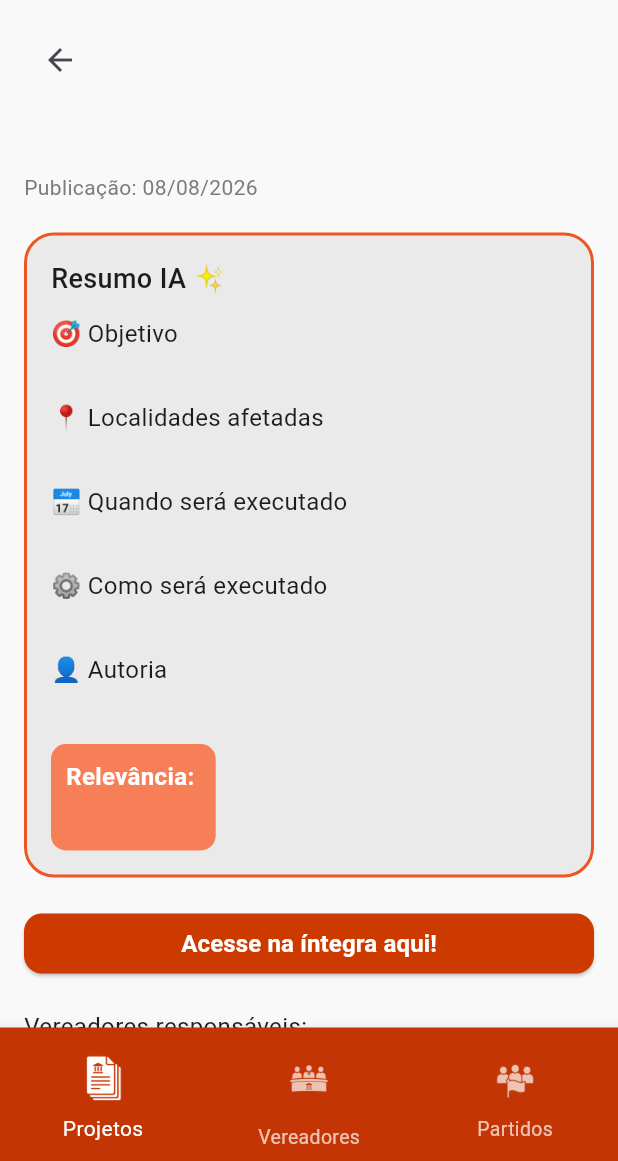
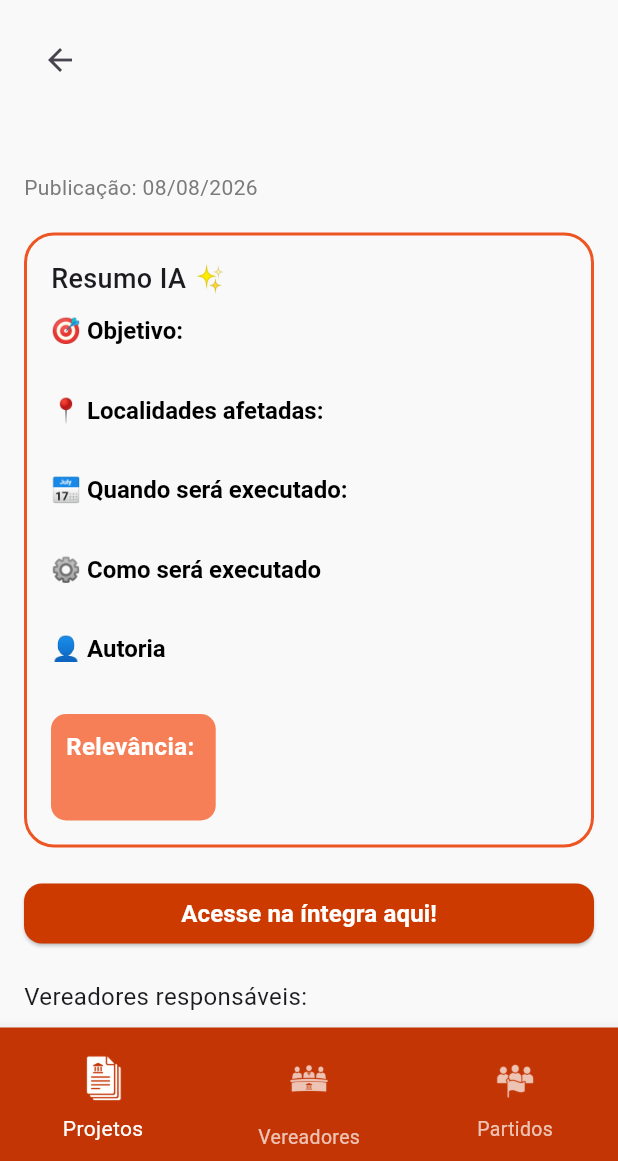
Before and after one commit to antonitsm/pi3_grupo1, a Flutter app: the ProjetoDetalhePage screen opened directly with empty values, on a phone screen of 412 x 824 dp, the part 75-1236 px from its top. Run offline on Flutter 3.47's test engine with Material 3 defaults, Android fonts, the phone set to English and light mode, and no system bars; our stand-ins replace firebase_core, firebase_messaging; accounts and stored records are empty; network calls fail.

Commit message:
+alterações

```diff
--- a/frontend/lib/paginas/partido.dart
+++ b/frontend/lib/paginas/partido.dart
@@ -94,7 +94,19 @@ class _PartidosPageState extends State<PartidosPage> {
           // TÍTULO
           const Center(child: Text("Partidos", style: AppTextStyles.pageTitle)),
 
-          const SizedBox(height: 28),
+          const SizedBox(height: 4),
+
+          const Text(
+                  "Partidos representados atualmente",
+                  textAlign: TextAlign.center,
+                  style: TextStyle(
+                    fontSize: 15,
+                    color: Color(0xFF555555),
+                    fontWeight: FontWeight.w400,
+                  ),
+                ),
+
+          const SizedBox(height: 15),
 
           // FILTRO + BUSCA
           Padding(
--- a/frontend/lib/paginas/vereadores.dart
+++ b/frontend/lib/paginas/vereadores.dart
@@ -79,7 +79,19 @@ class _VereadoresPageState extends State<VereadoresPage> {
           // TÍTULO
           const Text("Vereadores", style: AppTextStyles.pageTitle),
 
-          const SizedBox(height: 20),
+          const SizedBox(height: 4),
+
+          const Text(
+                  "Vereadores do atual mandato em Itá-SC",
+                  textAlign: TextAlign.center,
+                  style: TextStyle(
+                    fontSize: 15,
+                    color: Color(0xFF555555),
+                    fontWeight: FontWeight.w400,
+                  ),
+                ),
+
+          const SizedBox(height: 15),
 
           // FILTRO + BUSCA
           Padding(
--- a/frontend/lib/widgets/projeto_detalhe.dart
+++ b/frontend/lib/widgets/projeto_detalhe.dart
@@ -89,7 +89,9 @@ class _ProjetoDetalhePageState extends State<ProjetoDetalhePage> {
       bottomNavigationBar: const Rodape(paginaAtual: 0),
       appBar: const BarraSuperior(),
       body: SafeArea(
+        bottom: false,
         child: SingleChildScrollView(
+          padding: const EdgeInsets.only(bottom: 100),
           child: Padding(
             padding: const EdgeInsets.all(16),
             child: Column(
@@ -120,7 +122,6 @@ class _ProjetoDetalhePageState extends State<ProjetoDetalhePage> {
                   padding: const EdgeInsets.all(16),
 
                   decoration: BoxDecoration(
-                    color: const Color(0xFFEAEAEA),
                     borderRadius: BorderRadius.circular(20),
 
                     border: Border.all(
@@ -136,37 +137,100 @@ class _ProjetoDetalhePageState extends State<ProjetoDetalhePage> {
 
                       const SizedBox(height: 12),
 
-                      Text(
-                        "🎯 Objetivo\n${widget.projeto["ideia_central"]}",
-                        style: AppTextStyles.body,
+                      RichText(
+                        text: TextSpan(
+                          style: AppTextStyles.body.copyWith(
+                            color: Colors.black,
+                          ),
+                          children: [
+                            const TextSpan(
+                              text: "🎯 Objetivo:\n",
+                              style: TextStyle(fontWeight: FontWeight.w600),
+                            ),
+                            TextSpan(
+                              text: "${widget.projeto["ideia_central"]}",
+                            ),
+                          ],
+                        ),
                       ),
 
-                      const SizedBox(height: 10),
+                      const SizedBox(height: 15),
 
-                      Text(
-                        "📍 Localidades afetadas\n${widget.projeto["localidades_afetadas"]}",
-                        style: AppTextStyles.body,
+                      RichText(
+                        text: TextSpan(
+                          style: AppTextStyles.body.copyWith(
+                            color: Colors.black,
+                          ),
+                          children: [
+                            const TextSpan(
+                              text: "📍 Localidades afetadas:\n",
+                              style: TextStyle(fontWeight: FontWeight.w600),
+                            ),
+                            TextSpan(
+                              text: "${widget.projeto["localidades_afetadas"]}",
+                            ),
+                          ],
+                        ),
                       ),
 
-                      const SizedBox(height: 10),
+                      const SizedBox(height: 15),
 
-                      Text(
-                        "📅 Quando será executado\n${widget.projeto["quando_sera_executado"]}",
-                        style: AppTextStyles.body,
+                      RichText(
+                        text: TextSpan(
+                          style: AppTextStyles.body.copyWith(
+                            color: Colors.black,
+                          ),
+                          children: [
+                            const TextSpan(
+                              text: "📅 Quando será executado:\n",
+                              style: TextStyle(fontWeight: FontWeight.w600),
+                            ),
+                            TextSpan(
+                              text:
+                                  "${widget.projeto["quando_sera_executado"]}",
+                            ),
+                          ],
+                        ),
                       ),
 
-                      const SizedBox(height: 10),
+                      const SizedBox(height: 15),
 
-                      Text(
-                        "⚙️ Como será executado\n${widget.projeto["como_sera_executado"]}",
-                        style: AppTextStyles.body,
+                      RichText(
+                        text: TextSpan(
+                          style: AppTextStyles.body.copyWith(
+                            color: Colors.black,
+                          ),
+                          children: [
+                            const TextSpan(
+                              text: "⚙️ Como será executado\n",
+                              style: TextStyle(fontWeight: FontWeight.w600),
+                            ),
+                            TextSpan(
+                              text: "${widget.projeto["como_sera_executado"]}",
+                            ),
+                          ],
+                        ),
                       ),
 
-                      const SizedBox(height: 10),
+                      const SizedBox(height: 15),
 
-                      Text(
-                        "👤 Autoria\n${(widget.projeto["autoria"] as List).join(", ")}",
-                        style: AppTextStyles.body,
+                      RichText(
+                        text: TextSpan(
+                          style: AppTextStyles.body.copyWith(
+                            color: Colors.black,
+                          ),
+                          children: [
+                            const TextSpan(
+                              text: "👤 Autoria\n",
+                              style: TextStyle(fontWeight: FontWeight.w600),
+                            ),
+                            TextSpan(
+                              text: (widget.projeto["autoria"] as List).join(
+                                ", ",
+                              ),
+                            ),
+                          ],
+                        ),
                       ),
 
                       const SizedBox(height: 15),
```
